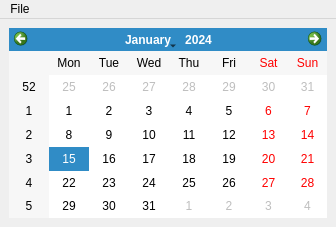
jarridgraham/QtTail, file src/mainwindow.ui: the form before one commit.
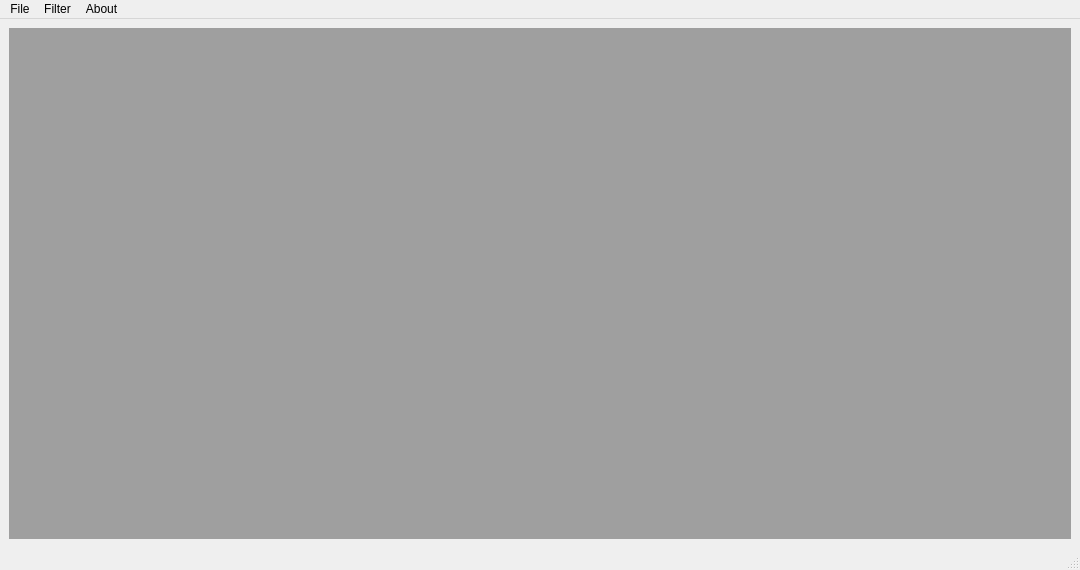
The form after the commit.

Patch:
```diff
--- a/src/mainwindow.ui
+++ b/src/mainwindow.ui
@@ -1,43 +1,59 @@
 <ui version="4.0" >
  <class>MainWindow</class>
- <widget class="QMainWindow" name="MainWindow" >
-  <property name="geometry" >
+ <widget class="QMainWindow" name="MainWindow">
+  <property name="geometry">
    <rect>
     <x>0</x>
     <y>0</y>
-    <width>336</width>
-    <height>227</height>
+    <width>1080</width>
+    <height>570</height>
    </rect>
   </property>
   <property name="windowTitle" >
    <string>QtTail</string>
   </property>
-  <widget class="QWidget" name="centralWidget" >
-   <layout class="QGridLayout" name="gridLayout" >
-    <item row="0" column="0" >
-     <widget class="QCalendarWidget" name="calendarWidget" />
+  <widget class="QWidget" name="centralWidget">
+   <layout class="QGridLayout" name="gridLayout">
+    <item row="0" column="0">
+     <widget class="QMdiArea" name="mdiArea"/>
     </item>
    </layout>
   </widget>
-  <widget class="QMenuBar" name="menuBar" >
-   <property name="geometry" >
+  <widget class="QMenuBar" name="menuBar">
+   <property name="geometry">
     <rect>
      <x>0</x>
      <y>0</y>
-     <width>336</width>
-     <height>29</height>
+     <width>1080</width>
+     <height>24</height>
     </rect>
    </property>
-   <widget class="QMenu" name="menuFile" >
-    <property name="title" >
+   <widget class="QMenu" name="menuFile">
+    <property name="title">
      <string>File</string>
     </property>
     <addaction name="actionQuit" />
    </widget>
-   <addaction name="menuFile" />
+   <widget class="QMenu" name="menuFilter">
+    <property name="title">
+     <string>Filter</string>
+    </property>
+    <addaction name="actionHighlight"/>
+    <addaction name="actionSuppress"/>
+   </widget>
+   <widget class="QMenu" name="menuAbout">
+    <property name="title">
+     <string>About</string>
+    </property>
+    <addaction name="actionQTail"/>
+   </widget>
+   <addaction name="menuFile"/>
+   <addaction name="menuFilter"/>
+   <addaction name="menuAbout"/>
   </widget>
-  <action name="actionQuit" >
-   <property name="text" >
+  <widget class="QStatusBar" name="statusBar"/>
+  <action name="actionQuit">
+   <property name="text">
     <string>Quit</string>
    </property>
   </action>
```
Left out of the diff: 45 changed lines with no effect on the pictures.
